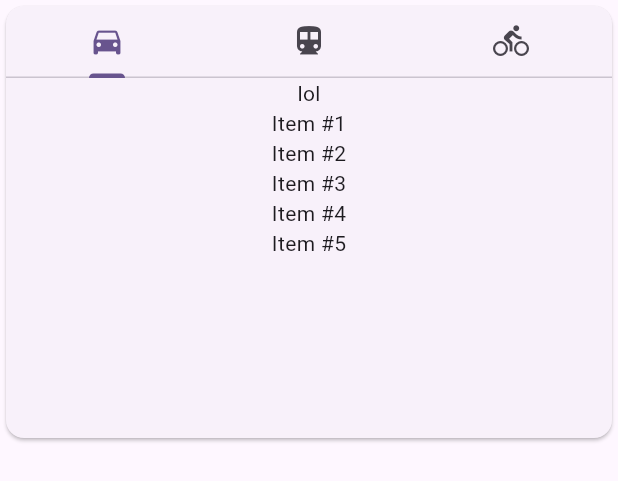
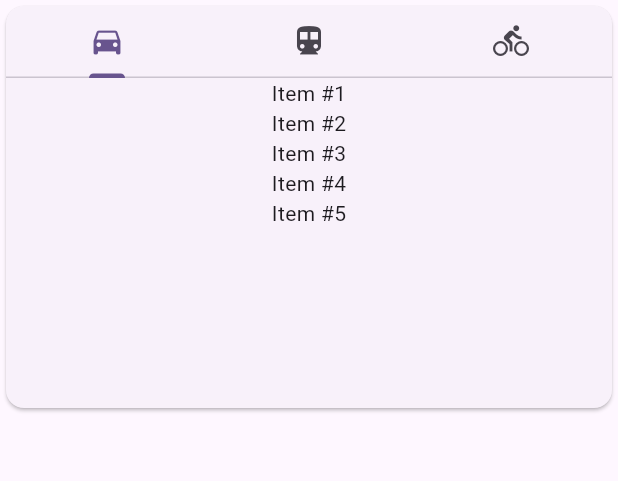
Before and after one commit to astorDev/fanci, a Flutter app: the BuiltInTabsPlayground widget shown alone on an empty page, opened directly, on a phone screen of 412 x 824 dp. Shown: the top 481 px of the screen. Run offline on Flutter 3.47's test engine with Material 3 defaults, Android fonts, the phone set to English and light mode, and no system bars.

Commit message:
removed artifact

```diff
--- a/flutter/lib/tabs/playground.dart
+++ b/flutter/lib/tabs/playground.dart
@@ -115,7 +115,6 @@ class BuiltInTabsPlayground extends StatelessWidget {
                     Tab(icon: Icon(Icons.directions_bike)),
                   ]
                 ),
-                Text('lol'),
                 SizedBox(
                   height: 220.0, // Commenting the height out will produce an error (Failed assertion: 'hasSize')
                   child: TabBarView(
```
